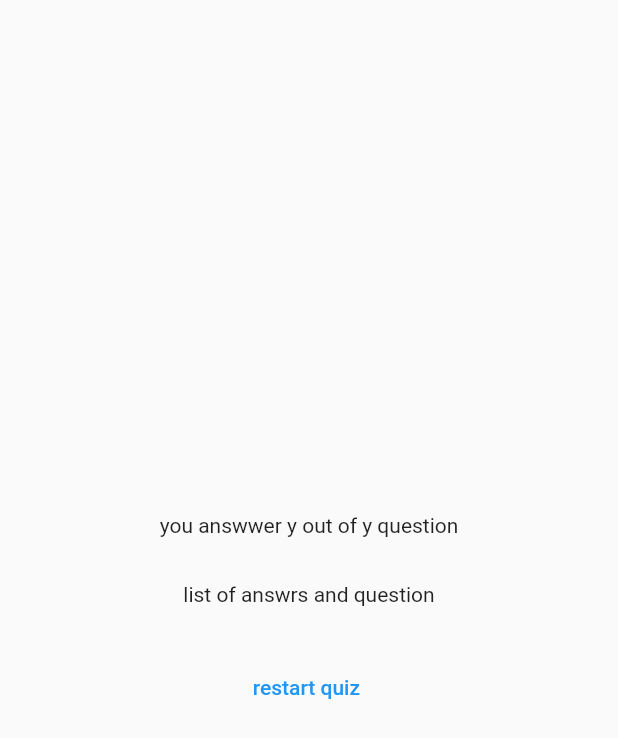
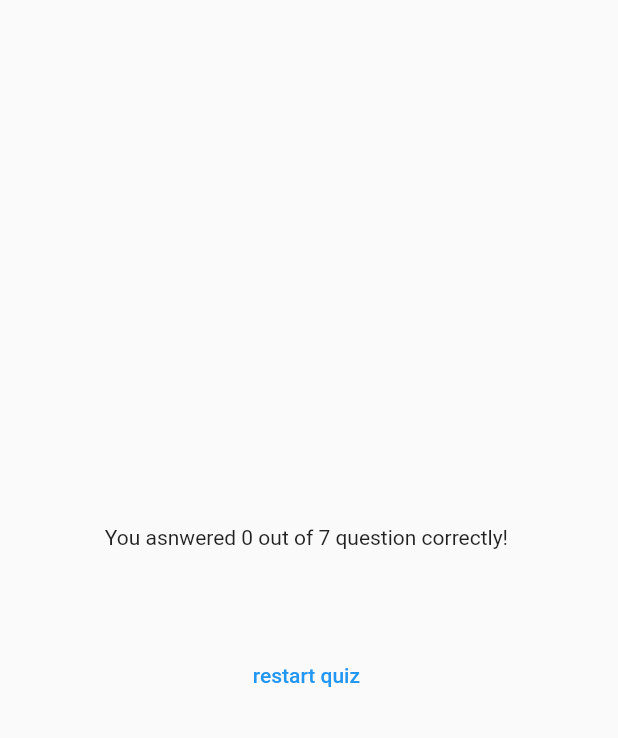
Before and after one commit to Wasisirshar/Quiz_App, a Flutter app: the ResultScreen widget shown alone on an empty page, opened directly with empty values, on a phone screen of 412 x 824 dp. Shown: the top 738 px of the screen. Run offline on Flutter 3.47's test engine with Material 2 defaults, Android fonts, the phone set to English and light mode, and no system bars; our stand-ins replace google_fonts.

Commit message:
fixed result ui

```diff
--- a/lib/quiz.dart
+++ b/lib/quiz.dart
@@ -28,7 +28,6 @@ class _QuizState extends State<Quiz> {
 
     if (selectedAnswers.length == questions.length) {
       setState(() {
-        selectedAnswers = [];
         activeScreen = 'result-screen';
       });
     }
--- a/lib/screens/result_screen.dart
+++ b/lib/screens/result_screen.dart
@@ -1,5 +1,6 @@
 import 'package:flutter/material.dart';
 import 'package:quiz_app/data/question.dart';
+import 'package:quiz_app/screens/question_summary.dart';
 
 class ResultScreen extends StatelessWidget {
   const ResultScreen({super.key, required this.chooseAnswer});
@@ -25,6 +26,12 @@ class ResultScreen extends StatelessWidget {
 
   @override
   Widget build(BuildContext context) {
+    final summaryData = getSummaryData();
+    final numTotalQuestions = questions.length;
+    final numCorrectQuestion = summaryData.where((data) {
+      return data['user_answer'] == data['correct_answer'];
+    }).length;
+
     return SizedBox(
       width: double.infinity,
       child: Container(
@@ -32,11 +39,13 @@ class ResultScreen extends StatelessWidget {
         child: Column(
           mainAxisAlignment: MainAxisAlignment.center,
           children: [
-            const Text('you answwer y out of y question'),
+            Text(
+              'You asnwered $numCorrectQuestion out of $numTotalQuestions question correctly! ',
+            ),
             const SizedBox(
               height: 30,
             ),
-            const Text('list of answrs and question'),
+            QuestionsSummary(summaryData),
             const SizedBox(
               height: 30,
             ),
```
Also changed, not shown: lib/screens/question_summary.dart (+13 -1 lines).
